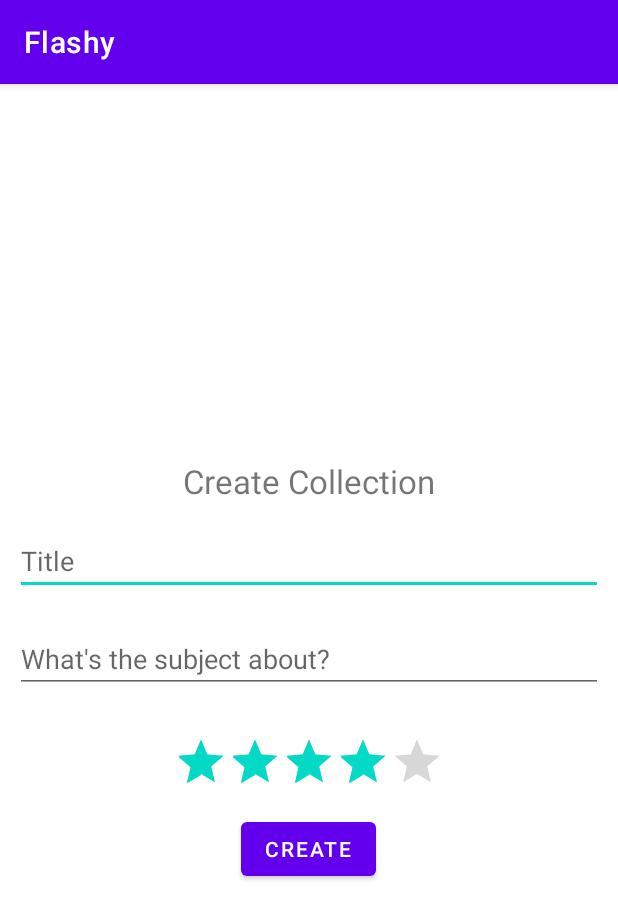
After one commit to Codepath-Android-Group20/Flashy, an Android app: the CreateCollectionActivity screen opened directly, with no data from a screen before it, on a phone screen of 412 x 824 dp. The commit adds this screen. Shown: the top 919 px of the screen. Run offline under Robolectric (Android 15) with nearby library versions, the phone set to English and light mode, and no system bars; libraries missing offline, so code that uses them is left out: com.parse.

Commit message:
create-collection

```diff
--- a/app/src/main/AndroidManifest.xml
+++ b/app/src/main/AndroidManifest.xml
@@ -9,6 +9,9 @@
         android:roundIcon="@mipmap/ic_launcher_round"
         android:supportsRtl="true"
         android:theme="@style/Theme.Flashy">
+        <activity
+            android:name=".CreateCollectionActivity"
+            android:exported="false" />
         <activity
             android:name=".QuizActivity"
             android:exported="false" />
--- /dev/null
+++ b/app/src/main/java/com/codepath/flashy/CreateCollectionActivity.kt
@@ -0,0 +1,53 @@
+package com.codepath.flashy
+
+import androidx.appcompat.app.AppCompatActivity
+import android.os.Bundle
+import android.util.Log
+import android.widget.Button
+import android.widget.EditText
+import android.widget.RatingBar
+import com.codepath.flashy.models.Collection
+import com.parse.ParseUser
+
+class CreateCollectionActivity : AppCompatActivity() {
+
+    override fun onCreate(savedInstanceState: Bundle?) {
+        super.onCreate(savedInstanceState)
+        setContentView(R.layout.activity_create_collection)
+
+        findViewById<Button>(R.id.btn_create).setOnClickListener {
+            // get the subject title that the user input
+            val author = ParseUser.getCurrentUser()
+            val title = findViewById<EditText>(R.id.et_title).text.toString()
+            val description = findViewById<EditText>(R.id.et_description).text.toString()
+            val rating = findViewById<RatingBar>(R.id.rbVoteAvarage).rating.toDouble()
+
+            createCollection(author, title, description, rating)
+        }
+    }
+
+    private fun createCollection(author: ParseUser, title: String, description: String, rating: Double) {
+        val collection = Collection()
+        collection.setAuthor(author)
+        collection.setTitle(title)
+        collection.setDescription(description)
+        collection.setRating(rating)
+        collection.saveInBackground { e ->
+            if (e != null) {
+                // somethiong has went wrong
+                Log.e(TAG, "Error while saving post")
+                e.printStackTrace()
+                // show toast to tell user something went wrong with saving post
+
+            } else {
+                Log.i(TAG, "Succeessfully save post")
+                // TODO: resetting the EditText field to be empty
+                // TODO: reset the ImageView to empty
+            }
+        }
+    }
+
+    companion object {
+        const val TAG = "CreateCollection"
+    }
+}
--- /dev/null
+++ b/app/src/main/res/layout/activity_create_collection.xml
@@ -0,0 +1,65 @@
+<?xml version="1.0" encoding="utf-8"?>
+<LinearLayout xmlns:android="http://schemas.android.com/apk/res/android"
+    xmlns:tools="http://schemas.android.com/tools"
+    android:layout_width="match_parent"
+    android:layout_height="match_parent"
+    xmlns:app="http://schemas.android.com/apk/res-auto"
+    android:gravity="center"
+    android:padding="10dp"
+    android:orientation="vertical"
+    tools:context=".CreateCollectionActivity">
+
+    <TextView
+        android:id="@+id/tvCreatSet"
+        android:layout_width="wrap_content"
+        android:layout_height="wrap_content"
+        android:textSize="22sp"
+        android:layout_margin="16dp"
+        android:text="Create Collection" />
+
+   <EditText
+       android:id="@+id/et_title"
+       android:layout_width="match_parent"
+       android:layout_height="wrap_content"
+       android:hint="Title"
+       android:layout_marginBottom="20dp"
+       >
+   </EditText>
+
+    <EditText
+        android:id="@+id/et_description"
+        android:layout_width="match_parent"
+        android:layout_height="wrap_content"
+        android:hint="What's the subject about?"
+        android:layout_marginBottom="20dp"
+        >
+    </EditText>
+
+
+    <RatingBar
+        android:id="@+id/rbVoteAvarage"
+        style="@style/Widget.AppCompat.RatingBar.Indicator"
+        android:layout_width="wrap_content"
+        android:layout_height="wrap_content"
+        android:layout_marginTop="8dp"
+        android:layout_marginStart="8dp"
+        android:layout_marginEnd="8dp"
+        android:isIndicator="true"
+        android:rating="4"
+        android:numStars="5"
+        android:stepSize="0.5"
+        />
+
+    <Button
+        android:id="@+id/btn_create"
+        android:layout_width="wrap_content"
+        android:layout_height="wrap_content"
+        android:layout_marginTop="16dp"
+        android:text="Create"
+        app:layout_constraintBottom_toBottomOf="parent"
+        app:layout_constraintEnd_toEndOf="parent"
+        app:layout_constraintStart_toStartOf="parent"
+        app:layout_constraintTop_toTopOf="parent" />
+
+
+</LinearLayout>
--- a/app/src/main/res/layout/activity_quiz.xml
+++ b/app/src/main/res/layout/activity_quiz.xml
@@ -22,7 +22,6 @@
     <com.google.android.material.card.MaterialCardView
         android:layout_width="match_parent"
         android:layout_height="100dp"
-
         >
 
         <TextView
@@ -136,8 +135,6 @@
     <!--        android:textSize="18sp"-->
     <!--        android:textStyle="bold" />-->
 
-
-
     <EditText
         android:id="@+id/et_answer"
         android:layout_width="match_parent"
```
Also changed, not shown: app/src/main/java/com/codepath/flashy/Fragments/MyCollectionFragment.kt (+9 -0 lines), app/src/main/java/com/codepath/flashy/MainActivity.kt (+1 -6 lines), app/src/main/res/layout/fragment_my_collection.xml (+5 -2 lines).
